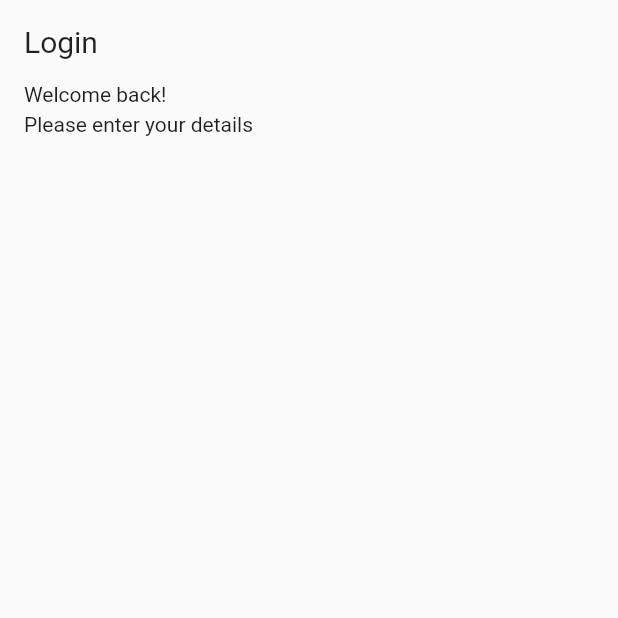
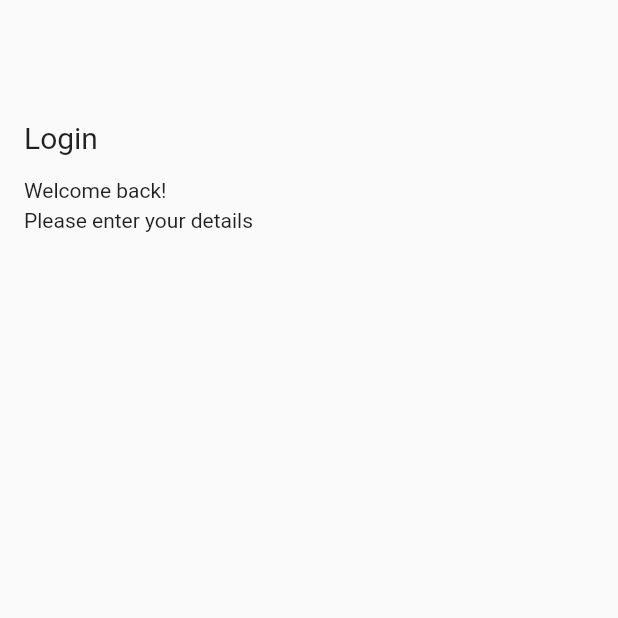
Before and after one commit to JAICHANGPARK/flutter_notebook_20th_story, a Flutter app: the screen it shows after launch, on a phone screen of 412 x 824 dp, the top half of it. Run offline on Flutter 3.47's test engine with Material 2 defaults, Android fonts, the phone set to English and light mode, and no system bars; our stand-ins replace badges, date_picker_timeline, dotted_border, dotted_line, flutter_riverpod, flutter_svg and 4 more; missing offline and left inert: barcode.

Commit message:
Update logistic_login_page.dart

```diff
--- a/lib/ep1194_logistic_mobile_app/src/ui/logistic_login_page.dart
+++ b/lib/ep1194_logistic_mobile_app/src/ui/logistic_login_page.dart
@@ -12,6 +12,9 @@ class LogisticLoginPage extends StatelessWidget {
           child: Column(
             crossAxisAlignment: CrossAxisAlignment.start,
             children: [
+              SizedBox(
+                height: 64,
+              ),
               Text(
                 "Login",
                 style: TextStyle(
```
